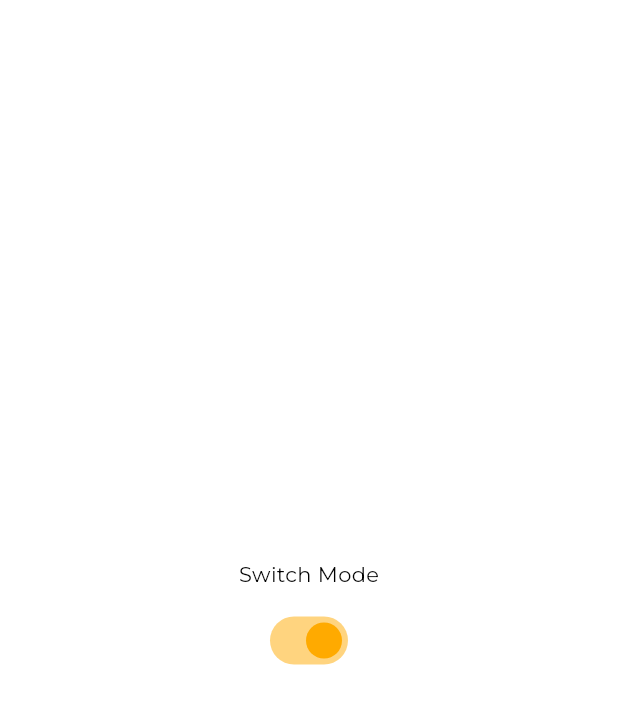
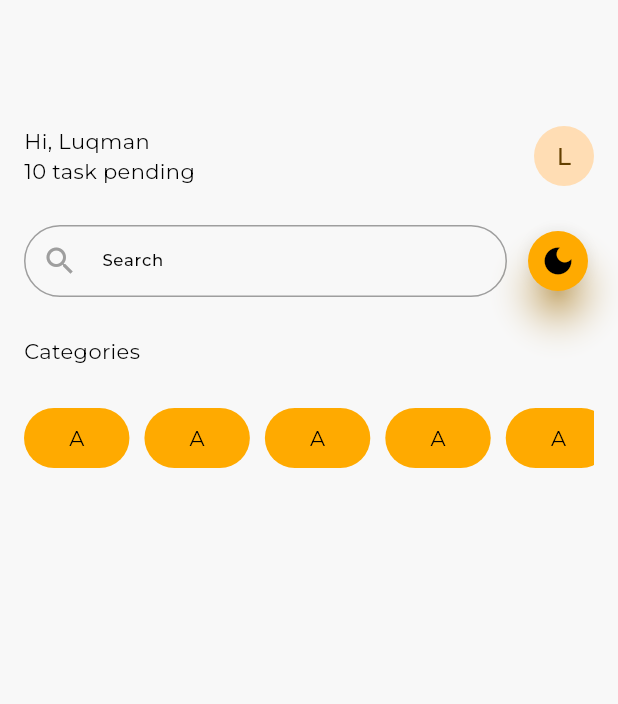
Before and after one commit to luqmanulhakiem/toegasmo, a Flutter app: the screen it shows after launch, on a phone screen of 412 x 824 dp. Shown: the top 704 px of the screen. Run offline on Flutter 3.47's test engine with Material 3 defaults, Android fonts, the phone set to English and light mode, and no system bars; our stand-ins replace google_fonts, shared_preferences.

Commit message:
feat: implement apptheme

```diff
--- /dev/null
+++ b/lib/src/core/common/widgets/button_widget.dart
@@ -0,0 +1,10 @@
+import 'package:flutter/material.dart';
+
+class ButtonWidget extends StatelessWidget {
+  const ButtonWidget({super.key});
+
+  @override
+  Widget build(BuildContext context) {
+    return Container();
+  }
+}
--- /dev/null
+++ b/lib/src/core/common/widgets/category_widget.dart
@@ -0,0 +1,22 @@
+import 'package:flutter/material.dart';
+import 'package:toegasmo_app/src/core/themes/app_palette.dart';
+
+class CategoryWidget extends StatelessWidget {
+  const CategoryWidget({super.key});
+
+  @override
+  Widget build(BuildContext context) {
+    return Container(
+      padding: const EdgeInsets.symmetric(horizontal: 30, vertical: 10),
+      margin: const EdgeInsets.only(right: 10),
+      height: double.infinity,
+      decoration: BoxDecoration(
+        color: AppPalette.primary,
+        borderRadius: BorderRadius.circular(80),
+      ),
+      child: const Center(
+        child: Text("A"),
+      ),
+    );
+  }
+}
--- /dev/null
+++ b/lib/src/core/common/widgets/circle_button_widget.dart
@@ -0,0 +1,47 @@
+import 'package:flutter/material.dart';
+import 'package:shared_preferences/shared_preferences.dart';
+import 'package:toegasmo_app/src/core/themes/app_palette.dart';
+
+class CircleButtonWidget extends StatefulWidget {
+  final Color color;
+  final IconData icon;
+  final VoidCallback onPress;
+  const CircleButtonWidget(
+      {super.key,
+      this.color = AppPalette.primary,
+      required this.icon,
+      required this.onPress});
+
+  @override
+  State<CircleButtonWidget> createState() => _CircleButtonWidgetState();
+}
+
+class _CircleButtonWidgetState extends State<CircleButtonWidget> {
+  bool light = true;
+
+  @override
+  void initState() {
+    super.initState();
+    _loadThemePreference();
+  }
+
+  // Load the theme preference from shared_preferences
+  void _loadThemePreference() async {
+    final prefs = await SharedPreferences.getInstance();
+    setState(() {
+      light = prefs.getBool('isLightTheme') ?? true;
+    });
+  }
+
+  @override
+  Widget build(BuildContext context) {
+    return IconButton.filled(
+      style: ButtonStyle(
+          backgroundColor: WidgetStatePropertyAll(widget.color),
+          elevation: const WidgetStatePropertyAll(10),
+          shadowColor: WidgetStatePropertyAll(widget.color)),
+      onPressed: widget.onPress,
+      icon: Icon(widget.icon),
+    );
+  }
+}
--- /dev/null
+++ b/lib/src/core/common/widgets/date_input_widget.dart
@@ -0,0 +1,10 @@
+import 'package:flutter/material.dart';
+
+class DateInputWidget extends StatelessWidget {
+  const DateInputWidget({super.key});
+
+  @override
+  Widget build(BuildContext context) {
+    return Container();
+  }
+}
--- /dev/null
+++ b/lib/src/core/common/widgets/gap_widget.dart
@@ -0,0 +1,14 @@
+import 'package:flutter/material.dart';
+
+class GapWidget extends StatelessWidget {
+  final double gap;
+  const GapWidget({super.key, required this.gap});
+
+  @override
+  Widget build(BuildContext context) {
+    return SizedBox(
+      height: gap,
+      width: gap,
+    );
+  }
+}
--- /dev/null
+++ b/lib/src/core/common/widgets/search_widget.dart
@@ -0,0 +1,16 @@
+import 'package:flutter/material.dart';
+
+class SearchWidget extends StatelessWidget {
+  const SearchWidget({super.key});
+
+  @override
+  Widget build(BuildContext context) {
+    return const TextField(
+      decoration: InputDecoration(
+        hintText: "your keyword",
+        label: Text("Search"),
+        prefixIcon: Icon(Icons.search),
+      ),
+    );
+  }
+}
--- /dev/null
+++ b/lib/src/core/common/widgets/task_widget.dart
@@ -0,0 +1,10 @@
+import 'package:flutter/material.dart';
+
+class TaskWidget extends StatelessWidget {
+  const TaskWidget({super.key});
+
+  @override
+  Widget build(BuildContext context) {
+    return Container();
+  }
+}
--- /dev/null
+++ b/lib/src/core/common/widgets/text_input_widget.dart
@@ -0,0 +1,10 @@
+import 'package:flutter/material.dart';
+
+class TextInputWidget extends StatelessWidget {
+  const TextInputWidget({super.key});
+
+  @override
+  Widget build(BuildContext context) {
+    return Container();
+  }
+}
--- /dev/null
+++ b/lib/src/core/common/widgets/time_input_widget.dart
@@ -0,0 +1,10 @@
+import 'package:flutter/material.dart';
+
+class TimeInputWidget extends StatelessWidget {
+  const TimeInputWidget({super.key});
+
+  @override
+  Widget build(BuildContext context) {
+    return Container();
+  }
+}
--- a/lib/src/core/themes/app_palette.dart
+++ b/lib/src/core/themes/app_palette.dart
@@ -2,7 +2,7 @@ import 'package:flutter/material.dart';
 
 class AppPalette {
   static const Color primary = Color(0xFFFFAA00);
-  static const Color background = Color(0xFFFFFFFF);
+  static const Color background = Color.fromARGB(255, 248, 248, 248);
   static const Color black = Color(0xFF000000);
   static const Color white = Color(0xFFFFFFFF);
 }
--- a/lib/src/core/themes/app_theme.dart
+++ b/lib/src/core/themes/app_theme.dart
@@ -6,13 +6,37 @@ class AppTheme {
   // Light Mode
   static final lightThemeMode = ThemeData.light().copyWith(
     scaffoldBackgroundColor: AppPalette.background,
-    colorScheme: const ColorScheme.light(
-      onPrimary: AppPalette.primary,
-      onPrimaryContainer: AppPalette.white,
+    colorScheme: ColorScheme.fromSeed(
+      seedColor: AppPalette.primary,
+      brightness: Brightness.light,
+      primary: AppPalette.primary,
+      onPrimary: AppPalette.black,
     ),
+
+    // Input Decoration
+    inputDecorationTheme: InputDecorationTheme(
+      hintStyle: AppFont.montserratLabelSmall,
+      labelStyle: AppFont.montserratLabelSmall,
+      suffixIconColor: Colors.grey,
+      prefixIconColor: Colors.grey,
+      fillColor: AppPalette.white,
+      contentPadding: const EdgeInsets.only(left: 10),
+      border: _inputBorder(AppPalette.primary),
+      enabledBorder: _inputBorder(Colors.grey),
+      errorBorder: _inputBorder(Colors.red),
+      focusedBorder: _inputBorder(AppPalette.primary),
+      disabledBorder: _inputBorder(Colors.grey.shade300),
+    ),
+
+    // Appbar Theme
     appBarTheme: const AppBarTheme(backgroundColor: AppPalette.primary),
+
+    // Floating Action Button
     floatingActionButtonTheme: const FloatingActionButtonThemeData(
-        backgroundColor: AppPalette.primary),
+      backgroundColor: AppPalette.primary,
+    ),
+
+    // Text Theme
     textTheme: TextTheme(
         displayLarge: AppFont.montserratDisplayBig,
         displayMedium: AppFont.montserratDisplay,
@@ -33,13 +57,36 @@ class AppTheme {
 
   // Dark Mode
   static final darkThemeMode = ThemeData.dark().copyWith(
-    colorScheme: const ColorScheme.light(
-      onPrimary: AppPalette.primary,
-      onPrimaryContainer: AppPalette.black,
+    colorScheme: ColorScheme.fromSeed(
+      seedColor: AppPalette.primary,
+      brightness: Brightness.dark,
+      primary: AppPalette.primary,
+      onPrimary: AppPalette.white,
     ),
+    // Input Decoration
+    inputDecorationTheme: InputDecorationTheme(
+      hintStyle: AppFont.montserratLabelSmall.copyWith(color: AppPalette.white),
+      labelStyle:
+          AppFont.montserratLabelSmall.copyWith(color: AppPalette.white),
+      suffixIconColor: Colors.grey,
+      prefixIconColor: Colors.grey,
+      fillColor: AppPalette.white,
+      contentPadding: const EdgeInsets.only(left: 10),
+      border: _inputBorder(AppPalette.primary),
+      enabledBorder: _inputBorder(Colors.grey),
+      errorBorder: _inputBorder(Colors.red),
+      focusedBorder: _inputBorder(AppPalette.primary),
+      disabledBorder: _inputBorder(Colors.grey.shade300),
+    ),
+
+    // Appbar Theme
     appBarTheme: const AppBarTheme(backgroundColor: AppPalette.primary),
+
+    // Floating Action Button
     floatingActionButtonTheme: const FloatingActionButtonThemeData(
         backgroundColor: AppPalette.primary),
+
+    // Text Theme
     textTheme: TextTheme(
       displayLarge:
           AppFont.montserratDisplayBig.copyWith(color: AppPalette.white),
@@ -66,4 +113,11 @@ class AppTheme {
           AppFont.montserratLabelSmall.copyWith(color: AppPalette.white),
     ),
   );
+
+  static OutlineInputBorder _inputBorder(Color color) {
+    return OutlineInputBorder(
+      borderSide: BorderSide(color: color),
+      borderRadius: BorderRadius.circular(80),
+    );
+  }
 }
--- a/lib/src/features/main/presentation/pages/home_page.dart
+++ b/lib/src/features/main/presentation/pages/home_page.dart
@@ -1,7 +1,10 @@
 import 'package:flutter/material.dart';
 import 'package:provider/provider.dart';
 import 'package:shared_preferences/shared_preferences.dart';
-import 'package:toegasmo_app/src/core/themes/app_palette.dart';
+import 'package:toegasmo_app/src/core/common/widgets/category_widget.dart';
+import 'package:toegasmo_app/src/core/common/widgets/circle_button_widget.dart';
+import 'package:toegasmo_app/src/core/common/widgets/gap_widget.dart';
+import 'package:toegasmo_app/src/core/common/widgets/search_widget.dart';
 import 'package:toegasmo_app/src/core/utils/theme_notifier.dart';
 
 class HomePage extends StatefulWidget {
@@ -36,24 +39,86 @@ class _HomePageState extends State<HomePage> {
       body: Container(
         height: MediaQuery.of(context).size.height,
         width: MediaQuery.of(context).size.width,
-        child: Column(
-          mainAxisAlignment: MainAxisAlignment.center,
-          children: [
-            const Text("Switch Mode"),
-            const SizedBox(height: 10),
-            Switch(
-              onChanged: (bool val) {
-                setState(() {
-                  light = val;
-                  themeNotifier.setTheme(val);
-                });
-              },
-              value: light,
-              activeColor: AppPalette.primary,
+        child: SingleChildScrollView(
+          child: Padding(
+            padding: const EdgeInsets.all(16),
+            child: Column(
+              crossAxisAlignment: CrossAxisAlignment.start,
+              children: [
+                SizedBox(
+                    height:
+                        MediaQuery.of(context).viewInsets.top + kToolbarHeight),
+                // User Info
+                const GapWidget(gap: 12),
+                _userInfo(),
+
+                // Search
+                const GapWidget(gap: 26),
+                _searchSection(themeNotifier),
+
+                // Categories
+                const GapWidget(gap: 26),
+                const Text("Categories"),
+                const GapWidget(gap: 8),
+                _categoryList()
+
+                // Task Section
+              ],
             ),
-          ],
+          ),
         ),
       ),
     );
   }
+
+  Container _categoryList() {
+    return Container(
+      padding: const EdgeInsets.symmetric(vertical: 20),
+      height: 80,
+      width: double.infinity,
+      child: SingleChildScrollView(
+        scrollDirection: Axis.horizontal,
+        child: Row(
+            children: List.generate(20, (i) {
+          return const CategoryWidget();
+        })),
+      ),
+    );
+  }
+
+  Row _searchSection(ThemeNotifier themeNotifier) {
+    return Row(
+      children: [
+        const Expanded(child: SearchWidget()),
+        const GapWidget(gap: 10),
+        CircleButtonWidget(
+          onPress: () {
+            setState(() {
+              light = !light;
+              themeNotifier.setTheme(light);
+            });
+          },
+          icon: light ? Icons.dark_mode : Icons.light_mode,
+        )
+      ],
+    );
+  }
+
+  Row _userInfo() {
+    return const Row(
+      mainAxisAlignment: MainAxisAlignment.spaceBetween,
+      children: [
+        Column(
+          crossAxisAlignment: CrossAxisAlignment.start,
+          children: [
+            Text("Hi, Luqman"),
+            Text("10 task pending"),
+          ],
+        ),
+        CircleAvatar(
+          child: Text("L"),
+        )
+      ],
+    );
+  }
 }
```
